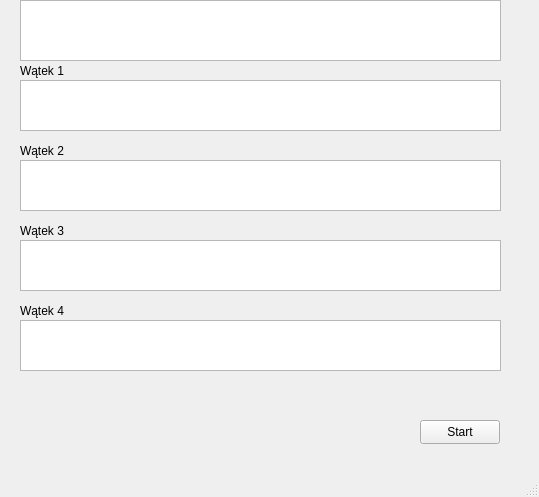
The window that mainwindow.ui (swiczka/projekt_so_2) describes before a commit, drawn with Qt 5.
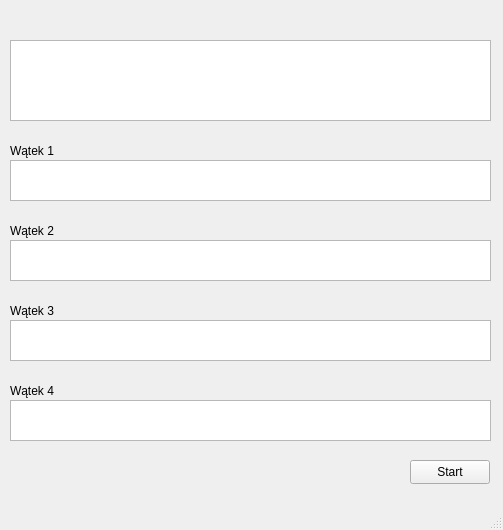
The same window after the commit.

What changed in the file:
```diff
--- a/mainwindow.ui
+++ b/mainwindow.ui
@@ -6,8 +6,8 @@
    <rect>
     <x>0</x>
     <y>0</y>
-    <width>539</width>
-    <height>497</height>
+    <width>503</width>
+    <height>530</height>
    </rect>
   </property>
   <property name="windowTitle">
@@ -17,8 +17,8 @@
    <widget class="QPushButton" name="startWorkButton">
     <property name="geometry">
      <rect>
-      <x>420</x>
-      <y>420</y>
+      <x>410</x>
+      <y>460</y>
       <width>80</width>
       <height>24</height>
      </rect>
@@ -30,8 +30,8 @@
    <widget class="QLabel" name="infoLabel">
     <property name="geometry">
      <rect>
-      <x>20</x>
-      <y>60</y>
+      <x>10</x>
+      <y>140</y>
       <width>301</width>
       <height>151</height>
      </rect>
@@ -43,10 +43,10 @@
    <widget class="QFrame" name="threadFrame_1">
     <property name="geometry">
      <rect>
-      <x>20</x>
-      <y>80</y>
+      <x>10</x>
+      <y>160</y>
       <width>481</width>
-      <height>51</height>
+      <height>41</height>
      </rect>
     </property>
     <property name="frameShape">
@@ -61,7 +61,7 @@
        <x>0</x>
        <y>0</y>
        <width>481</width>
-       <height>51</height>
+       <height>41</height>
       </rect>
      </property>
     </widget>
@@ -69,10 +69,10 @@
    <widget class="QFrame" name="threadFrame_2">
     <property name="geometry">
      <rect>
-      <x>20</x>
-      <y>160</y>
+      <x>10</x>
+      <y>240</y>
       <width>481</width>
-      <height>51</height>
+      <height>41</height>
      </rect>
     </property>
     <property name="frameShape">
@@ -87,7 +87,7 @@
        <x>0</x>
        <y>0</y>
        <width>481</width>
-       <height>51</height>
+       <height>41</height>
       </rect>
      </property>
     </widget>
@@ -95,10 +95,10 @@
    <widget class="QFrame" name="threadFrame_3">
     <property name="geometry">
      <rect>
-      <x>20</x>
-      <y>240</y>
+      <x>10</x>
+      <y>320</y>
       <width>481</width>
-      <height>51</height>
+      <height>41</height>
      </rect>
     </property>
     <property name="frameShape">
@@ -113,7 +113,7 @@
        <x>0</x>
        <y>0</y>
        <width>481</width>
-       <height>51</height>
+       <height>41</height>
       </rect>
      </property>
     </widget>
@@ -121,10 +121,10 @@
    <widget class="QFrame" name="threadFrame_4">
     <property name="geometry">
      <rect>
-      <x>20</x>
-      <y>320</y>
+      <x>10</x>
+      <y>400</y>
       <width>481</width>
-      <height>51</height>
+      <height>41</height>
      </rect>
     </property>
     <property name="frameShape">
@@ -139,7 +139,7 @@
        <x>0</x>
        <y>0</y>
        <width>481</width>
-       <height>51</height>
+       <height>41</height>
       </rect>
      </property>
     </widget>
@@ -147,8 +147,8 @@
    <widget class="QLabel" name="label">
     <property name="geometry">
      <rect>
-      <x>20</x>
-      <y>60</y>
+      <x>10</x>
+      <y>140</y>
       <width>81</width>
       <height>21</height>
      </rect>
@@ -160,8 +160,8 @@
    <widget class="QLabel" name="label_2">
     <property name="geometry">
      <rect>
-      <x>20</x>
-      <y>140</y>
+      <x>10</x>
+      <y>220</y>
       <width>81</width>
       <height>21</height>
      </rect>
@@ -173,8 +173,8 @@
    <widget class="QLabel" name="label_3">
     <property name="geometry">
      <rect>
-      <x>20</x>
-      <y>220</y>
+      <x>10</x>
+      <y>300</y>
       <width>81</width>
       <height>21</height>
      </rect>
@@ -186,8 +186,8 @@
    <widget class="QLabel" name="label_4">
     <property name="geometry">
      <rect>
-      <x>20</x>
-      <y>300</y>
+      <x>10</x>
+      <y>380</y>
       <width>81</width>
       <height>21</height>
      </rect>
@@ -199,10 +199,10 @@
    <widget class="QFrame" name="threadFrameMain">
     <property name="geometry">
      <rect>
-      <x>20</x>
-      <y>0</y>
+      <x>10</x>
+      <y>40</y>
       <width>481</width>
-      <height>61</height>
+      <height>81</height>
      </rect>
     </property>
     <property name="frameShape">
@@ -217,7 +217,7 @@
        <x>0</x>
        <y>0</y>
        <width>481</width>
-       <height>61</height>
+       <height>81</height>
       </rect>
      </property>
     </widget>
```
Left out of the diff: 2 changed lines with no effect on the pictures.
